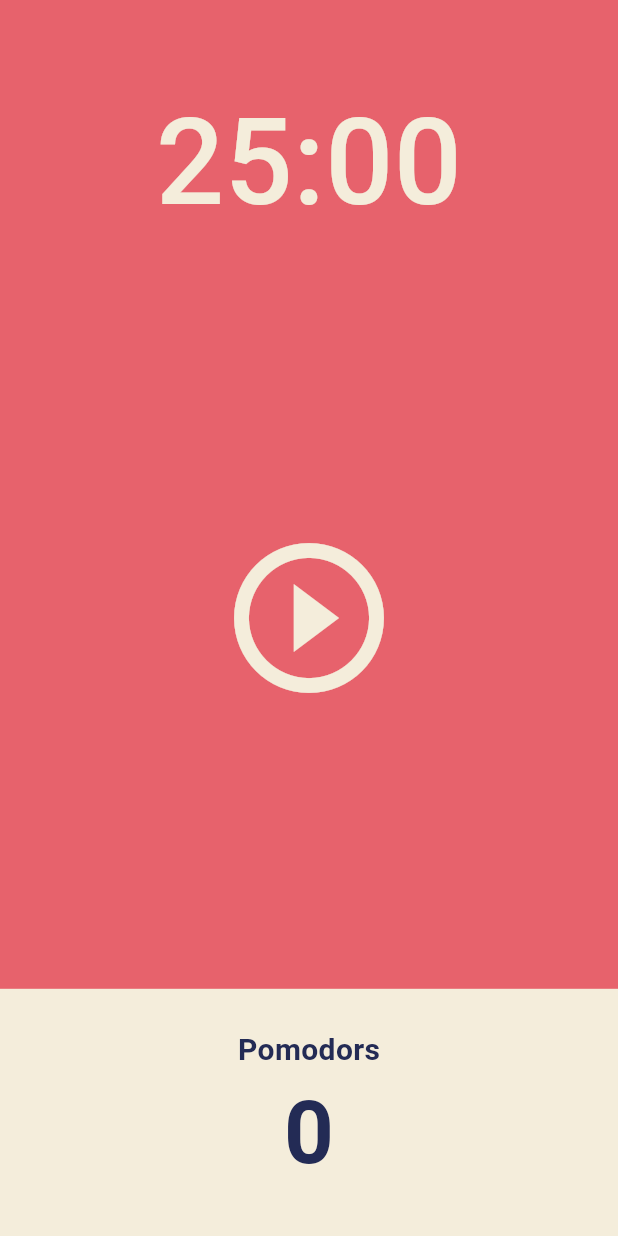
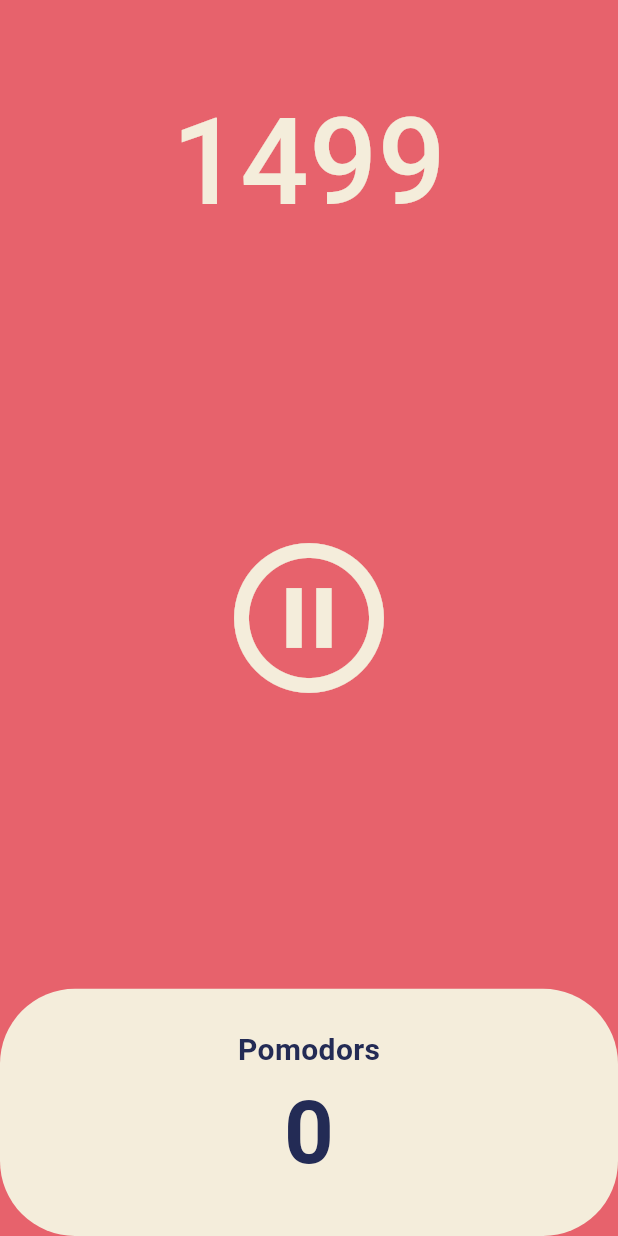
Before and after one commit to hunter10/pomodoro, a Flutter app: the screen it shows after launch, after a tap on the "play circle outline" icon, on a phone screen of 412 x 824 dp. Run offline on Flutter 3.47's test engine with Material 3 defaults, Android fonts, the phone set to English and light mode, and no system bars.

Commit message:
버튼작업

```diff
--- a/lib/screens/home_screen.dart
+++ b/lib/screens/home_screen.dart
@@ -1,3 +1,4 @@
+import 'dart:async';
 import 'package:flutter/material.dart';
 
 class HomeScreen extends StatefulWidget {
@@ -8,6 +9,33 @@ class HomeScreen extends StatefulWidget {
 }
 
 class _HomeScreenState extends State<HomeScreen> {
+  int totalSeconds = 1500;
+  bool isRunning = false;
+  late Timer timer;
+
+  void onTick(Timer timer) {
+    setState(() {
+      totalSeconds = totalSeconds - 1;
+    });
+  }
+
+  void onStartPressed() {
+    timer = Timer.periodic(
+      const Duration(seconds: 1),
+      onTick,
+    );
+    setState(() {
+      isRunning = true;
+    });
+  }
+
+  void onPausePressed() {
+    timer.cancel();
+    setState(() {
+      isRunning = false;
+    });
+  }
+
   @override
   Widget build(BuildContext context) {
     return Scaffold(
@@ -18,7 +46,7 @@ class _HomeScreenState extends State<HomeScreen> {
             flex: 1,
             child: Container(
               alignment: Alignment.bottomCenter,
-              child: Text('25:00',
+              child: Text('$totalSeconds',
                   style: TextStyle(
                     color: Theme.of(context).cardColor,
                     fontSize: 80,
@@ -32,8 +60,10 @@ class _HomeScreenState extends State<HomeScreen> {
                 child: IconButton(
               iconSize: 120,
               color: Theme.of(context).cardColor,
-              onPressed: () {},
-              icon: const Icon(Icons.play_circle_outline),
+              onPressed: isRunning ? onPausePressed : onStartPressed,
+              icon: Icon(isRunning
+                  ? Icons.pause_circle_outlined
+                  : Icons.play_circle_outline),
             )),
           ),
           Flexible(
@@ -44,6 +74,7 @@ class _HomeScreenState extends State<HomeScreen> {
                   child: Container(
                     decoration: BoxDecoration(
                       color: Theme.of(context).cardColor,
+                      borderRadius: BorderRadius.circular(50),
                     ),
                     child: Column(
                       mainAxisAlignment: MainAxisAlignment.center,
```
